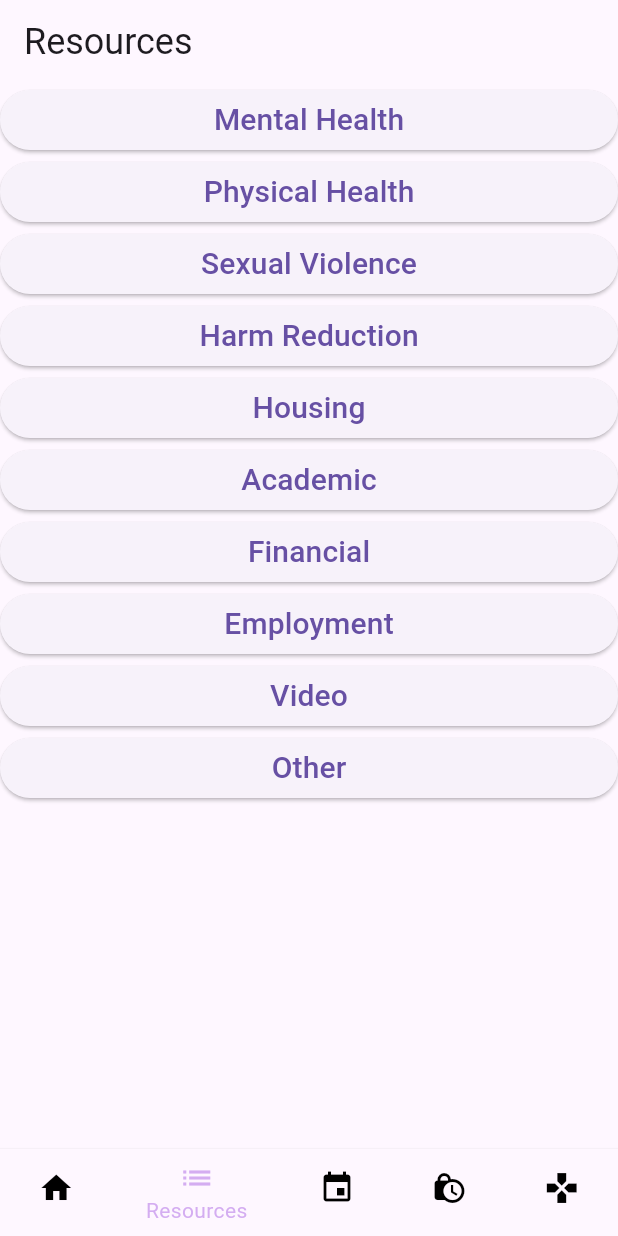
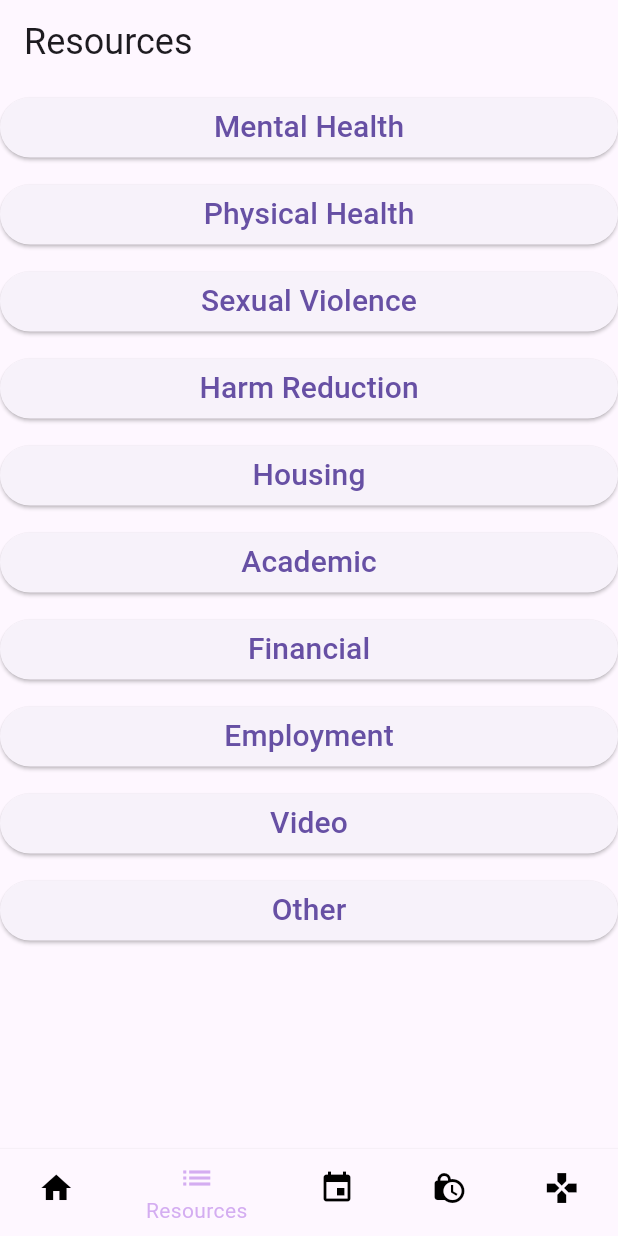
Before and after one commit to EhabHaque/wellness-app-master, a Flutter app: the screen it shows after launch, item 2 of the bottom bar chosen, on a phone screen of 412 x 824 dp. Run offline on Flutter 3.47's test engine with Material 3 defaults, Android fonts, the light colour scheme and no system bars; our stand-ins replace appwrite, flutter_local_notifications, shared_preferences.

Commit message:
Stylized resource buttons
-Padding

```diff
--- a/lib/WishList.dart
+++ b/lib/WishList.dart
@@ -84,7 +84,9 @@ class ResourceButton extends StatelessWidget {
 
   @override
   Widget build(BuildContext context) {
-    return ElevatedButton(
+    return Padding(
+      padding: EdgeInsets.symmetric(vertical: 5),
+      child: ElevatedButton(
         onPressed: () {
           Navigator.push(
             context,
@@ -94,9 +96,15 @@ class ResourceButton extends StatelessWidget {
             ),
           );
         },
-      child: Container(
+        child: Column(
+          children: [
+            // Container(height: 40, color: Colors.amber),
+            Container(
                 alignment: Alignment.center,
-          child: Text(resourceName, style: TextStyle(fontSize: 20))),
+                child: Text(resourceName, style: TextStyle(fontSize: 20)))
+          ],
+        ),
+      ),
     );
   }
 }
```
Lines whose indentation alone changed are shown as unchanged.
